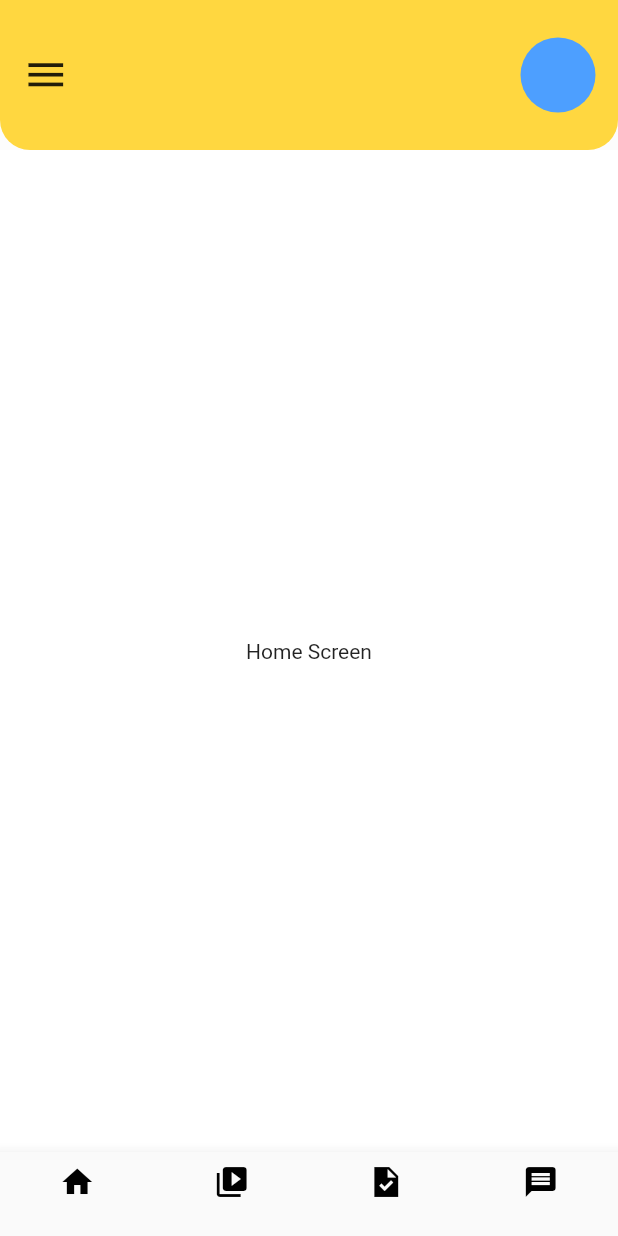
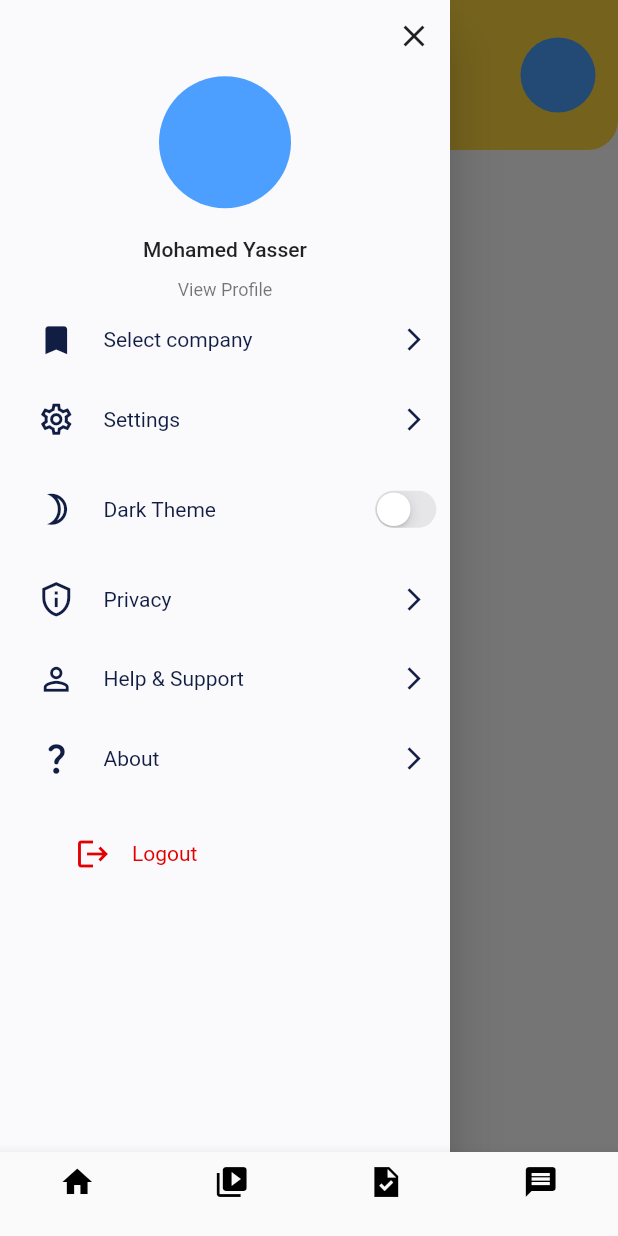
Before and after one commit to mohamedyasser951/Li-Guard-Graduation-App-, a Flutter app: the screen it shows after launch, with the side drawer open (before the commit the screen has no drawer), on a phone screen of 412 x 824 dp. Run offline on Flutter 3.47's test engine with Material 2 defaults, Android fonts, the phone set to English and light mode, and no system bars; missing offline and left inert: linear_step_indicator.

Commit message:
yasser_drawer

```diff
--- /dev/null
+++ b/lib/homeLayout/drawer/drawer.dart
@@ -0,0 +1,178 @@
+import 'package:asps/homeLayout/drawer/settings/settings.dart';
+import 'package:asps/shared/component/component.dart';
+import 'package:asps/shared/component/constants.dart';
+import 'package:asps/shared/widgets/drawerItem.dart';
+import 'package:flutter/cupertino.dart';
+import 'package:flutter/material.dart';
+
+class MyDrawer extends StatelessWidget {
+  const MyDrawer({super.key});
+
+  @override
+  Widget build(BuildContext context) {
+    return Drawer(
+      backgroundColor: Theme.of(context).backgroundColor,
+      width: 300,
+      child: SafeArea(
+        child: SingleChildScrollView(
+          child: Column(
+            mainAxisAlignment: MainAxisAlignment.start,
+            children: [
+              Container(
+                //  color: Colors.amber,
+                height: 200.0,
+                child: Column(
+                  mainAxisAlignment: MainAxisAlignment.spaceBetween,
+                  children: [
+                    Align(
+                      alignment: Alignment.bottomRight,
+                      child: IconButton(
+                          icon: const Icon(Icons.close),
+                          onPressed: () {
+                            Navigator.pop(context);
+                          }),
+                    ),
+                    CircleAvatar(
+                      radius: 44,
+                      backgroundColor: primaryColor,
+                    ),
+                    const SizedBox(
+                      height: 14.0,
+                    ),
+                    Text(
+                      "Mohamed Yasser",
+                      style: Theme.of(context).textTheme.bodyText1,
+                    ),
+                    const SizedBox(
+                      height: 6.0,
+                    ),
+                    Text(
+                      "View Profile",
+                      style: Theme.of(context).textTheme.caption,
+                    )
+                  ],
+                ),
+              ),
+              DrawerItem(iconData: Icons.bookmark, text: "Select company"),
+              GestureDetector(
+                  onTap: () {
+                    navigateTo(context, SettingScreen());
+                  },
+                  child: DrawerItem(
+                      iconData: Icons.settings_outlined, text: "Settings")),
+              Padding(
+                padding:
+                    const EdgeInsets.only(top: 14, bottom: 14.0, left: 25.0),
+                child: Row(
+                  children: [
+                    Icon(
+                      Icons.brightness_3_outlined,
+                      color: iconColor,
+                      size: 25.0,
+                    ),
+                    const SizedBox(
+                      width: 19.0,
+                    ),
+                    Text(
+                      "Dark Theme",
+                      style: Theme.of(context)
+                          .textTheme
+                          .bodyText2!
+                          .copyWith(color: iconColor),
+                    ),
+                    const Spacer(),
+                    Transform.scale(
+                        scale: 0.8,
+                        child:
+                            CupertinoSwitch(value: false, onChanged: (val) {})),
+                  ],
+                ),
+              ),
+              DrawerItem(iconData: Icons.privacy_tip_outlined, text: "Privacy"),
+              DrawerItem(
+                  iconData: Icons.person_outline, text: "Help & Support"),
+              DrawerItem(iconData: Icons.question_mark_rounded, text: "About"),
+              const SizedBox(
+                height: 25,
+              ),
+              InkWell(
+                onTap: () {
+                  //LogOutDialog(context);
+                },
+                child: Row(
+                  children: const [
+                    SizedBox(
+                      width: 50.0,
+                    ),
+                    Icon(
+                      Icons.logout,
+                      color: Color(0xffE30000),
+                    ),
+                    SizedBox(
+                      width: 14.0,
+                    ),
+                    Text(
+                      "Logout",
+                      style: TextStyle(color: Color(0xffE30000)),
+                    ),
+                  ],
+                ),
+              ),
+            ],
+          ),
+        ),
+      ),
+    );
+  }
+}
+
+// Future LogOutDialog(BuildContext context) => showDialog(
+//       context: context,
+//       builder: (context) {
+//         return Container(
+//           width: 200,
+//           height: 200,
+//           decoration:  BoxDecoration(
+//             color: Theme.of(context).backgroundColor,
+//             shape: BoxShape.rectangle,
+//             // color: Color.fromARGB(0, 205, 40, 40),
+//             borderRadius:const BorderRadius.all(Radius.circular(32.0)),
+//           ),
+//           child: Dialog(
+//             alignment: Alignment.center,
+//             elevation: 0.0,
+//             clipBehavior: Clip.antiAlias,
+//             child: Container(
+//               height: 380,
+//               width: 400,
+//               decoration: BoxDecoration(
+//                   color: Colors.red,
+//                   borderRadius: BorderRadius.circular(40.0)),
+//               child: Column(
+//                 mainAxisAlignment: MainAxisAlignment.center,
+//                 children: [
+//                   const Image(
+//                     image: AssetImage("assets/images/logout_img.png"),
+//                   ),
+//                   const SizedBox(
+//                     height: 10.0,
+//                   ),
+//                   Text(
+//                     "Are you sure you want to \n logout?",
+//                     textAlign: TextAlign.center,
+//                     style: TextStyle(
+//                       color: primaryColor,
+//                       fontWeight: FontWeight.w600,
+//                       fontSize: 25.0
+//                     ),
+//                   ),
+//                   const SizedBox(
+//                     height: 20.0,
+//                   ),
+//                 ],
+//               ),
+//             ),
+//           ),
+//         );
+//       },
+//     );
--- a/lib/screens/bottomNavScreens/HomeScreen.dart
+++ b/lib/screens/bottomNavScreens/HomeScreen.dart
@@ -1,24 +1,25 @@
+import 'package:asps/homeLayout/drawer/drawer.dart';
 import 'package:asps/shared/component/constants.dart';
 import 'package:flutter/material.dart';
 
-
 class HomeScreen extends StatelessWidget {
-  const HomeScreen({super.key});
+  GlobalKey<ScaffoldState> scaffoldState = GlobalKey<ScaffoldState>();
+  HomeScreen({super.key});
 
   @override
   Widget build(BuildContext context) {
     return Scaffold(
+      key: scaffoldState,
+      drawer: const MyDrawer(),
       body: Container(
         color: Colors.white30,
         child: Column(
-
           children: [
-            CutomeHomeAppBar(),
+            CutomeHomeAppBar(scaffoldState: scaffoldState),
             Expanded(
               child: Container(
                 color: Colors.white,
                 child: const Center(child: Text("Home Screen")),
-
               ),
             ),
           ],
@@ -29,7 +30,9 @@ class HomeScreen extends StatelessWidget {
 }
 
 class CutomeHomeAppBar extends StatelessWidget {
-  const CutomeHomeAppBar({
+  GlobalKey<ScaffoldState> scaffoldState;
+  CutomeHomeAppBar({
+    required this.scaffoldState,
     Key? key,
   }) : super(key: key);
 
@@ -39,27 +42,33 @@ class CutomeHomeAppBar extends StatelessWidget {
         preferredSize: const Size.fromHeight(162.0),
         child: SafeArea(
           child: Container(
-            decoration:const BoxDecoration(
+              decoration: const BoxDecoration(
                 color: Colors.amberAccent,
-              borderRadius: BorderRadius.only(bottomLeft: Radius.circular(20.0),bottomRight: Radius.circular(20.0)),
+                borderRadius: BorderRadius.only(
+                    bottomLeft: Radius.circular(20.0),
+                    bottomRight: Radius.circular(20.0)),
               ),
               height: 100,
-
               child: Padding(
                 padding: const EdgeInsets.symmetric(horizontal: 15.0),
                 child: Row(
                   mainAxisAlignment: MainAxisAlignment.spaceBetween,
                   children: [
-               const Icon(Icons.menu,size: 31.0,),
+                    IconButton(
+                        onPressed: () {
+                          scaffoldState.currentState!.openDrawer();
+                        },
+                        icon: const Icon(
+                          Icons.menu,
+                          size: 31.0,
+                        )),
                     CircleAvatar(
                       radius: 25.0,
                       backgroundColor: primaryColor,
                     ),
-
                   ],
                 ),
-           )
-          ),
+              )),
         ));
   }
 }
--- a/lib/screens/register/register_screen.dart
+++ b/lib/screens/register/register_screen.dart
@@ -1,3 +1,4 @@
+import 'package:asps/homeLayout/homeLayout.dart';
 import 'package:asps/main.dart';
 import 'package:asps/shared/component/component.dart';
 import 'package:asps/shared/component/constants.dart';
@@ -74,7 +75,7 @@ class _RegisterSccreenState extends State<RegisterSccreen> {
                               customizedSuccessDialog(context);
                               Future.delayed(const Duration(seconds: 3))
                                   .then((value) {
-                                navigateTo(context, HomePage());
+                                navigateTo(context, HomeLayout());
                               });
                               return Future.value(true);
                             }
--- a/lib/shared/component/constants.dart
+++ b/lib/shared/component/constants.dart
@@ -4,7 +4,7 @@ Color primaryColor = const Color(0xFF4D9FFF);
 
 Color splashColor =const Color(0xFF246BFD);
 
-Color backgroundColor = const Color(0xFFF2F2F2);
+Color backgroundColor = const Color(0xFFFAFAFD);
 Color darkbackgroundColor = const Color(0xFF181A20);
 
 Color iconColor = const Color(0xFF121D43);
--- /dev/null
+++ b/lib/shared/widgets/drawerItem.dart
@@ -0,0 +1,45 @@
+
+import 'package:asps/shared/component/constants.dart';
+import 'package:flutter/material.dart';
+
+class DrawerItem extends StatelessWidget {
+  IconData iconData;
+  Widget? widget;
+  String text;
+  DrawerItem({super.key,this.widget ,required this.iconData, required this.text});
+
+  @override
+  Widget build(BuildContext context) {
+    return Padding(
+      // padding: const EdgeInsets.only(horizontal: 20.0, vertical: 14.0),
+      padding:
+          const EdgeInsets.only(right: 15.0, top: 14, bottom: 14.0, left: 25.0),
+      child: Row(
+        children: [
+          Icon(
+            iconData,
+            color: iconColor,
+            size: 25.0,
+          ),
+          const SizedBox(
+            width: 19.0,
+          ),
+          Text(
+            text,
+            style: Theme.of(context)
+                .textTheme
+                .bodyText2!
+                .copyWith(color: iconColor),
+          ),
+          const Spacer(),
+
+          Icon(
+            Icons.arrow_forward_ios,
+            color: iconColor,
+            size: 18,
+          ),
+        ],
+      ),
+    );
+  }
+}
```
Also changed, not shown: lib/homeLayout/drawer/settings/setting/NotificationScreen.dart (added, +79 -0 lines), lib/homeLayout/drawer/settings/setting/editProfileScreen.dart (added, +47 -0 lines), lib/homeLayout/drawer/settings/setting/settingResetPassword.dart (added, +39 -0 lines), lib/homeLayout/drawer/settings/settings.dart (added, +54 -0 lines), lib/main.dart (+7 -49 lines), lib/shared/widgets/settingAppBar.dart (added, +31 -0 lines), lib/shared/widgets/settingsButton.dart (added, +52 -0 lines), lib/shared/widgets/settingsTextField.dart (added, +49 -0 lines), assets/icons/home.png (added), assets/icons/mail.png (added), assets/icons/metting.png (added), assets/icons/task.png (added), assets/images/logout_img.png (added). Lines whose indentation alone changed are shown as unchanged.
